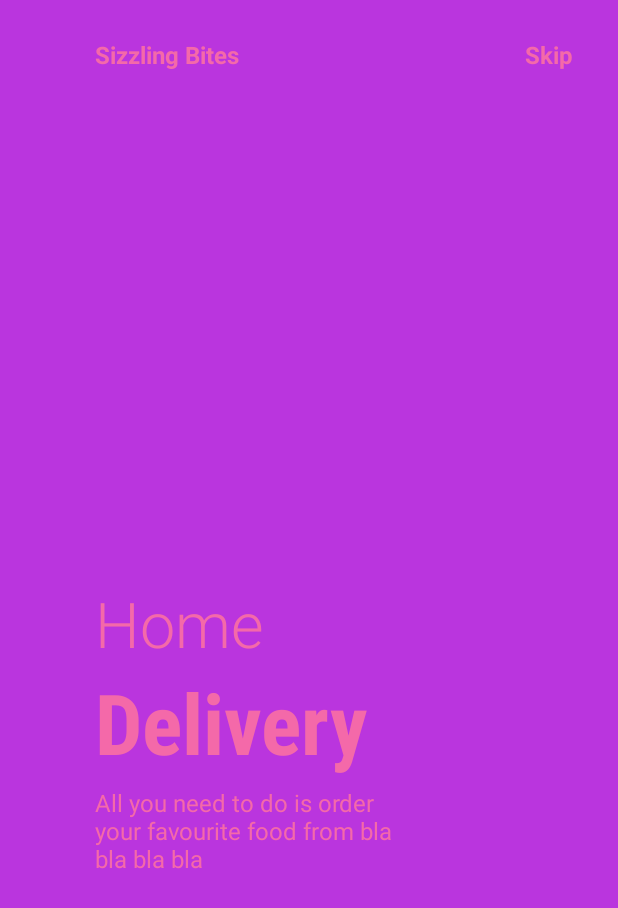
After one commit to Keslerdk/SizzlingBiteApprebuild, an Android app: the layout on_boarding_screen_fragment2.xml on its own in the app's theme, with its tools: preview values and no code run, on a phone screen of 412 x 824 dp. The commit adds this screen. Shown: the top 908 px of the screen. Run offline under Robolectric (Android 15) with nearby library versions, the phone set to English and light mode, and no system bars.

Commit message:
on boarding screen part 2

```diff
--- a/app/src/main/AndroidManifest.xml
+++ b/app/src/main/AndroidManifest.xml
@@ -8,6 +8,7 @@
         android:label="@string/app_name"
         android:roundIcon="@mipmap/ic_launcher_round"
         android:supportsRtl="true"
+
         android:theme="@style/Theme.SizzlingBiteApprebuild">
         <activity android:name=".introduction.IntroductoryActivity">
             <intent-filter>
--- /dev/null
+++ b/app/src/main/res/drawable/ic_arrow_forward.xml
@@ -0,0 +1,5 @@
+<vector android:autoMirrored="true" android:height="24dp"
+    android:tint="#F469A9" android:viewportHeight="24"
+    android:viewportWidth="24" android:width="24dp" xmlns:android="http://schemas.android.com/apk/res/android">
+    <path android:fillColor="@android:color/white" android:pathData="M12,4l-1.41,1.41L16.17,11H4v2h12.17l-5.58,5.59L12,20l8,-8z"/>
+</vector>
--- /dev/null
+++ b/app/src/main/res/layout/on_boarding_screen_fragment2.xml
@@ -0,0 +1,109 @@
+<?xml version="1.0" encoding="utf-8"?>
+<androidx.constraintlayout.widget.ConstraintLayout xmlns:android="http://schemas.android.com/apk/res/android"
+    android:layout_width="match_parent"
+    android:layout_height="match_parent"
+    xmlns:app="http://schemas.android.com/apk/res-auto"
+    android:background="@color/purple">
+
+    <ImageView
+        android:id="@+id/img_fragment2"
+        android:layout_width="200dp"
+        android:layout_height="200dp"
+        app:layout_constraintVertical_bias="0.3"
+        app:layout_constraintHorizontal_bias="0.3"
+        app:layout_constraintBottom_toBottomOf="parent"
+        app:layout_constraintEnd_toEndOf="parent"
+        app:layout_constraintStart_toStartOf="parent"
+        app:layout_constraintTop_toTopOf="parent" />
+
+    <TextView
+        android:id="@+id/textView"
+        android:layout_width="wrap_content"
+        android:layout_height="wrap_content"
+        android:text="Sizzling Bites"
+        android:textColor="@color/pink"
+        android:textStyle="bold"
+        android:textSize="16dp"
+        app:layout_constraintVertical_bias="0"
+        app:layout_constraintHorizontal_bias="0"
+        android:layout_marginTop="25dp"
+        app:layout_constraintBottom_toTopOf="@+id/img_fragment2"
+        app:layout_constraintEnd_toEndOf="parent"
+        app:layout_constraintStart_toStartOf="@+id/img_fragment2"
+        app:layout_constraintTop_toTopOf="parent" />
+
+    <TextView
+        android:layout_width="wrap_content"
+        android:layout_height="wrap_content"
+        android:text="Skip"
+        android:textSize="16dp"
+        android:textStyle="bold"
+        android:textColor="@color/pink"
+        app:layout_constraintHorizontal_bias="1"
+        android:layout_marginRight="30dp"
+        app:layout_constraintBottom_toBottomOf="@+id/textView"
+        app:layout_constraintEnd_toEndOf="parent"
+        app:layout_constraintStart_toEndOf="@+id/textView"
+        app:layout_constraintTop_toTopOf="@+id/textView" />
+
+    <TextView
+        android:id="@+id/textView2"
+        android:layout_width="wrap_content"
+        android:layout_height="wrap_content"
+        android:fontFamily="sans-serif-light"
+        android:text="Home"
+        android:textSize="42dp"
+        android:textColor="@color/pink"
+        app:layout_constraintBottom_toBottomOf="parent"
+        app:layout_constraintEnd_toEndOf="parent"
+        app:layout_constraintHorizontal_bias="0"
+        app:layout_constraintStart_toStartOf="@+id/img_fragment2"
+        app:layout_constraintTop_toBottomOf="@+id/img_fragment2"
+        app:layout_constraintVertical_bias="0" />
+
+    <TextView
+        android:id="@+id/textView3"
+        android:layout_width="wrap_content"
+        android:layout_height="wrap_content"
+        android:fontFamily="sans-serif-condensed"
+        android:text="Delivery"
+        android:textColor="@color/pink"
+        android:textSize="56dp"
+        android:textStyle="bold"
+        app:layout_constraintBottom_toBottomOf="parent"
+        app:layout_constraintEnd_toEndOf="parent"
+        app:layout_constraintHorizontal_bias="0"
+        app:layout_constraintStart_toStartOf="@+id/textView2"
+        app:layout_constraintTop_toBottomOf="@+id/textView2"
+        app:layout_constraintVertical_bias="0" />
+
+    <TextView
+        android:id="@+id/textView4"
+        android:layout_width="0dp"
+        android:layout_height="0dp"
+        android:layout_marginTop="5dp"
+        android:text="All you need to do is order your favourite food from bla bla bla bla"
+        android:textSize="16dp"
+        android:textColor="@color/pink"
+        app:layout_constraintBottom_toBottomOf="parent"
+        app:layout_constraintEnd_toEndOf="parent"
+        app:layout_constraintHeight_percent=".1"
+        app:layout_constraintHorizontal_bias="0"
+        app:layout_constraintStart_toStartOf="@+id/textView3"
+        app:layout_constraintTop_toBottomOf="@+id/textView3"
+        app:layout_constraintVertical_bias="0"
+        app:layout_constraintWidth_percent=".5" />
+
+    <ImageView
+        android:id="@+id/tab2"
+        android:layout_width="50dp"
+        android:layout_height="10dp"
+        android:layout_marginLeft="5dp"
+        app:layout_constraintBottom_toBottomOf="parent"
+        app:layout_constraintEnd_toEndOf="parent"
+        app:layout_constraintVertical_bias="0.6"
+        app:layout_constraintHorizontal_bias="0"
+        app:layout_constraintStart_toStartOf="@+id/textView4"
+        app:layout_constraintTop_toBottomOf="@+id/textView4" />
+
+</androidx.constraintlayout.widget.ConstraintLayout>
```
Also changed, not shown: app/build.gradle (+11 -1 lines), app/src/main/java/com/example/sizzlingbiteapprebuild/introduction/IntroductoryActivity.java (+50 -0 lines), app/src/main/java/com/example/sizzlingbiteapprebuild/introduction/boardingScreen/OnBoardingScreenFragment1.java (added, +38 -0 lines), app/src/main/java/com/example/sizzlingbiteapprebuild/introduction/boardingScreen/OnBoardingScreenFragment2.java (added, +36 -0 lines), app/src/main/java/com/example/sizzlingbiteapprebuild/introduction/boardingScreen/OnBoardingScreenFragment3.java (added, +38 -0 lines), app/src/main/res/layout/activity_introductory.xml (+9 -0 lines), app/src/main/res/layout/on_boarding_screen_fragment1.xml (added, +107 -0 lines), app/src/main/res/layout/on_boarding_screen_fragment3.xml (added, +126 -0 lines), build.gradle (+17 -0 lines), app/src/main/res/drawable/img1.png (added), app/src/main/res/drawable/img2.png (added), app/src/main/res/drawable/img3.png (added), app/src/main/res/drawable/tab1.png (added), app/src/main/res/drawable/tab2.png (added), 1 more files, 2 other files.
